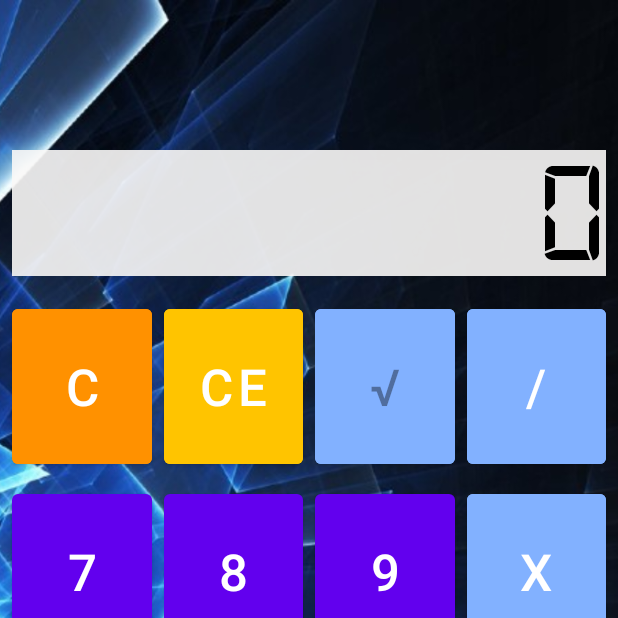
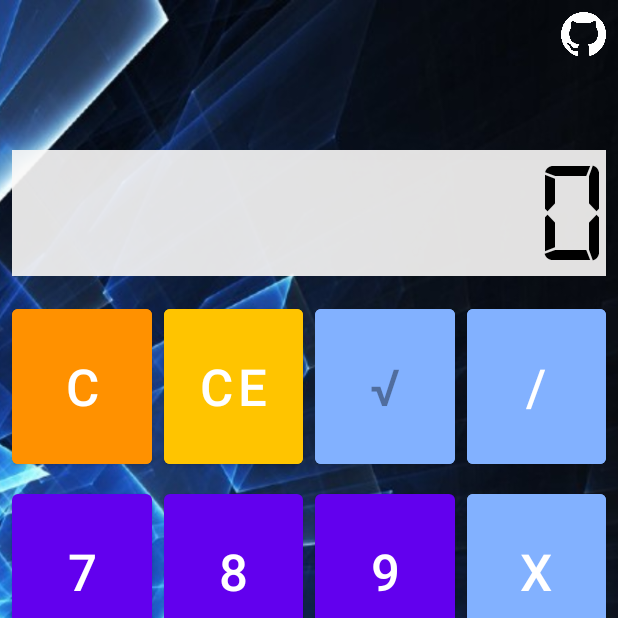
Before and after one commit to vikzak/android1Lesson02-2, an Android app: the screen it shows after launch (MainActivity), on a phone screen of 412 x 824 dp, the top half of it. Run offline under Robolectric (Android 15) with nearby library versions, the phone set to English and light mode, and no system bars.

Commit message:
ДЗ №5 завершено с учетом замечаний

```diff
--- a/app/src/main/AndroidManifest.xml
+++ b/app/src/main/AndroidManifest.xml
@@ -20,6 +20,17 @@
 
                 <category android:name="android.intent.category.LAUNCHER" />
             </intent-filter>
+            <intent-filter>
+                <action android:name="android.intent.action.VIEW" />
+
+                <category android:name="android.intent.category.DEFAULT" />
+                <category android:name="android.intent.category.BROWSABLE" />
+
+                <data
+                    android:host="launch"
+                    android:scheme="calc" />
+            </intent-filter>
+
         </activity>
     </application>
 
--- a/app/src/main/java/com/example/android1lesson02_2/MainActivity.java
+++ b/app/src/main/java/com/example/android1lesson02_2/MainActivity.java
@@ -9,6 +9,7 @@ import androidx.appcompat.app.AppCompatActivity;
 
 import android.app.Activity;
 import android.content.Intent;
+import android.net.Uri;
 import android.os.Bundle;
 import android.view.View;
 import android.widget.Button;
@@ -63,6 +64,8 @@ public class MainActivity extends AppCompatActivity {
             screenLED.setText(input);
         }
 
+
+
         // - функциональные кнопки
         Button buttonC = findViewById(R.id.buttonC);
         Button buttonCE = findViewById(R.id.buttonCE);
@@ -101,6 +104,18 @@ public class MainActivity extends AppCompatActivity {
 //        if (changeTheme != null){
 //            changeTheme
 //        }
+        findViewById(R.id.imageViewGit).setOnClickListener(new View.OnClickListener() {
+            @Override
+            public void onClick(View v) {
+                Uri gitUri = Uri.parse(getString(R.string.my_git_url));
+                Intent intent = new Intent(Intent.ACTION_VIEW, gitUri);
+                startActivity(Intent.createChooser(intent,""));
+            }
+        });
+
+        if (getIntent().hasExtra("hello")){
+            screenLED.setText(getIntent().getStringExtra("hello"));
+        }
     }
 
     public void buttonClick(View view) {
--- a/app/src/main/res/layout/activity_main.xml
+++ b/app/src/main/res/layout/activity_main.xml
@@ -2,9 +2,10 @@
 <androidx.constraintlayout.widget.ConstraintLayout xmlns:android="http://schemas.android.com/apk/res/android"
     xmlns:app="http://schemas.android.com/apk/res-auto"
     xmlns:tools="http://schemas.android.com/tools"
-    android:orientation="horizontal"
     android:layout_width="match_parent"
     android:layout_height="match_parent"
+    android:clickable="true"
+    android:orientation="horizontal"
     tools:context=".MainActivity">
 
     <ImageView
@@ -12,11 +13,13 @@
         android:layout_height="match_parent"
         android:contentDescription="@string/description_image"
         android:scaleType="centerCrop"
-        android:src="@drawable/calc01" />
+        android:src="@drawable/calc01"
+        tools:layout_editor_absoluteX="0dp"
+        tools:layout_editor_absoluteY="0dp" />
 
     <Button
+        android:id="@+id/buttonSwitch"
         style="@style/CalcKey.ThemeSelect"
-        android:id="@+id/buttonSwitch"
         android:layout_width="0dp"
         android:layout_height="0dp"
         android:layout_marginTop="@dimen/small_margin"
@@ -29,8 +32,8 @@
         app:layout_constraintTop_toBottomOf="@+id/button3" />
 
     <Button
+        android:id="@+id/button0"
         style="@style/CalcKey"
-        android:id="@+id/button0"
         android:layout_width="0dp"
         android:layout_height="0dp"
         android:layout_marginTop="@dimen/small_margin"
@@ -43,8 +46,8 @@
         app:layout_constraintTop_toBottomOf="@+id/button1" />
 
     <Button
+        android:id="@+id/button1"
         style="@style/CalcKey"
-        android:id="@+id/button1"
         android:layout_width="0dp"
         android:layout_height="0dp"
         android:layout_marginTop="@dimen/small_margin"
@@ -57,8 +60,8 @@
         app:layout_constraintTop_toBottomOf="@+id/button4" />
 
     <Button
+        android:id="@+id/button4"
         style="@style/CalcKey"
-        android:id="@+id/button4"
         android:layout_width="0dp"
         android:layout_height="0dp"
         android:layout_marginTop="@dimen/small_margin"
@@ -71,8 +74,8 @@
         app:layout_constraintTop_toBottomOf="@+id/button7" />
 
     <Button
+        android:id="@+id/button7"
         style="@style/CalcKey"
-        android:id="@+id/button7"
         android:layout_width="0dp"
         android:layout_height="0dp"
         android:layout_marginTop="@dimen/small_margin"
@@ -86,9 +89,8 @@
 
 
     <com.google.android.material.button.MaterialButton
+        android:id="@+id/buttonC"
         style="@style/CalcKey.C"
-        app:rippleColor="@color/black"
-        android:id="@+id/buttonC"
         android:layout_width="0dp"
         android:layout_height="0dp"
         android:layout_marginStart="@dimen/medium_margin"
@@ -100,11 +102,12 @@
         app:layout_constraintBottom_toTopOf="@+id/button7"
         app:layout_constraintEnd_toStartOf="@+id/buttonCE"
         app:layout_constraintStart_toStartOf="parent"
-        app:layout_constraintTop_toBottomOf="@+id/textViewLED" />
+        app:layout_constraintTop_toBottomOf="@+id/textViewLED"
+        app:rippleColor="@color/black" />
 
     <Button
+        android:id="@+id/buttonDiff"
         style="@style/CalcKey.Operation"
-        android:id="@+id/buttonDiff"
         android:layout_width="0dp"
         android:layout_height="0dp"
         android:layout_marginTop="@dimen/small_margin"
@@ -118,8 +121,8 @@
 
 
     <Button
+        android:id="@+id/button9"
         style="@style/CalcKey"
-        android:id="@+id/button9"
         android:layout_width="0dp"
         android:layout_height="0dp"
         android:layout_marginTop="@dimen/small_margin"
@@ -133,8 +136,8 @@
 
 
     <Button
+        android:id="@+id/buttonMul"
         style="@style/CalcKey.Operation"
-        android:id="@+id/buttonMul"
         android:layout_width="0dp"
         android:layout_height="0dp"
         android:layout_marginTop="@dimen/small_margin"
@@ -147,8 +150,8 @@
         app:layout_constraintTop_toBottomOf="@+id/buttonDiv" />
 
     <Button
+        android:id="@+id/buttonCE"
         style="@style/CalcKey.CE"
-        android:id="@+id/buttonCE"
         android:layout_width="0dp"
         android:layout_height="0dp"
         android:layout_marginStart="@dimen/small_margin"
@@ -163,8 +166,8 @@
         app:layout_constraintTop_toBottomOf="@+id/textViewLED" />
 
     <Button
+        android:id="@+id/button3"
         style="@style/CalcKey"
-        android:id="@+id/button3"
         android:layout_width="0dp"
         android:layout_height="0dp"
         android:layout_marginTop="@dimen/small_margin"
@@ -177,8 +180,8 @@
         app:layout_constraintTop_toBottomOf="@+id/button6" />
 
     <Button
+        android:id="@+id/button6"
         style="@style/CalcKey"
-        android:id="@+id/button6"
         android:layout_width="0dp"
         android:layout_height="0dp"
         android:layout_marginTop="@dimen/small_margin"
@@ -191,8 +194,8 @@
         app:layout_constraintTop_toBottomOf="@+id/button9" />
 
     <Button
+        android:id="@+id/button8"
         style="@style/CalcKey"
-        android:id="@+id/button8"
         android:layout_width="0dp"
         android:layout_height="0dp"
         android:layout_marginTop="@dimen/small_margin"
@@ -205,8 +208,8 @@
         app:layout_constraintTop_toBottomOf="@+id/buttonCE" />
 
     <Button
+        android:id="@+id/button5"
         style="@style/CalcKey"
-        android:id="@+id/button5"
         android:layout_width="0dp"
         android:layout_height="0dp"
         android:layout_marginTop="@dimen/small_margin"
@@ -220,8 +223,8 @@
 
 
     <Button
+        android:id="@+id/buttonItog"
         style="@style/CalcKey.Itog"
-        android:id="@+id/buttonItog"
         android:layout_width="0dp"
         android:layout_height="0dp"
         android:layout_marginTop="@dimen/small_margin"
@@ -234,8 +237,8 @@
         app:layout_constraintTop_toBottomOf="@+id/buttonSum" />
 
     <Button
+        android:id="@+id/buttonDot"
         style="@style/CalcKey"
-        android:id="@+id/buttonDot"
         android:layout_width="0dp"
         android:layout_height="0dp"
         android:layout_marginTop="@dimen/small_margin"
@@ -248,8 +251,8 @@
         app:layout_constraintTop_toBottomOf="@+id/button2" />
 
     <Button
+        android:id="@+id/buttonSum"
         style="@style/CalcKey.Operation"
-        android:id="@+id/buttonSum"
         android:layout_width="0dp"
         android:layout_height="0dp"
         android:layout_marginTop="@dimen/small_margin"
@@ -279,8 +282,8 @@
         app:layout_constraintTop_toBottomOf="@+id/textViewLED" />
 
     <Button
+        android:id="@+id/buttonDiv"
         style="@style/CalcKey.Operation"
-        android:id="@+id/buttonDiv"
         android:layout_width="0dp"
         android:layout_height="0dp"
         android:layout_marginStart="@dimen/small_margin"
@@ -295,8 +298,8 @@
         app:layout_constraintTop_toBottomOf="@+id/textViewLED" />
 
     <Button
+        android:id="@+id/button2"
         style="@style/CalcKey"
-        android:id="@+id/button2"
         android:layout_width="0dp"
         android:layout_height="0dp"
         android:layout_marginTop="@dimen/small_margin"
@@ -328,4 +331,15 @@
         app:layout_constraintStart_toStartOf="parent"
         app:layout_constraintTop_toTopOf="parent" />
 
+    <ImageView
+        android:id="@+id/imageViewGit"
+        android:layout_width="@dimen/img_atrib"
+        android:layout_height="@dimen/img_atrib"
+        android:layout_marginTop="@dimen/medium_marginp"
+        android:layout_marginEnd="@dimen/medium_margin"
+        android:scaleType="centerInside"
+        app:layout_constraintEnd_toEndOf="parent"
+        app:layout_constraintTop_toTopOf="parent"
+        app:srcCompat="@drawable/github_w" />
+
 </androidx.constraintlayout.widget.ConstraintLayout>
--- a/app/src/main/res/values/dimens.xml
+++ b/app/src/main/res/values/dimens.xml
@@ -4,4 +4,6 @@
     <dimen name="small_margin">4dp</dimen>
     <dimen name="big_margin">16dp</dimen>
     <dimen name="medium_margin">8dp</dimen>
+    <dimen name="img_atrib">30dp</dimen>
+    <dimen name="medium_marginp">8dp</dimen>
 </resources>
--- a/app/src/main/res/values/strings.xml
+++ b/app/src/main/res/values/strings.xml
@@ -25,9 +25,10 @@
     <string name="title_activity_main_landscape">MainActivity_landscape</string>
     <string name="todo">TODO</string>
     <string name="description_image">TODO</string>
-    <string name="theme_one">One</string>
-    <string name="theme_two">Two</string>
-    <string name="theme_three">Three</string>
-    <string name="theme_four">Four</string>
+    <string name="theme_one">Тема №1</string>
+    <string name="theme_two">Тема №2</string>
+    <string name="theme_three">Тема №3</string>
+    <string name="theme_four">Тема №4</string>
+    <string name="my_git_url">https://github.com/vikzak/android1Lesson02-2</string>
 
 </resources>
```
Also changed, not shown: app/src/main/res/drawable/github.png (added), app/src/main/res/drawable/github_w.png (added).
